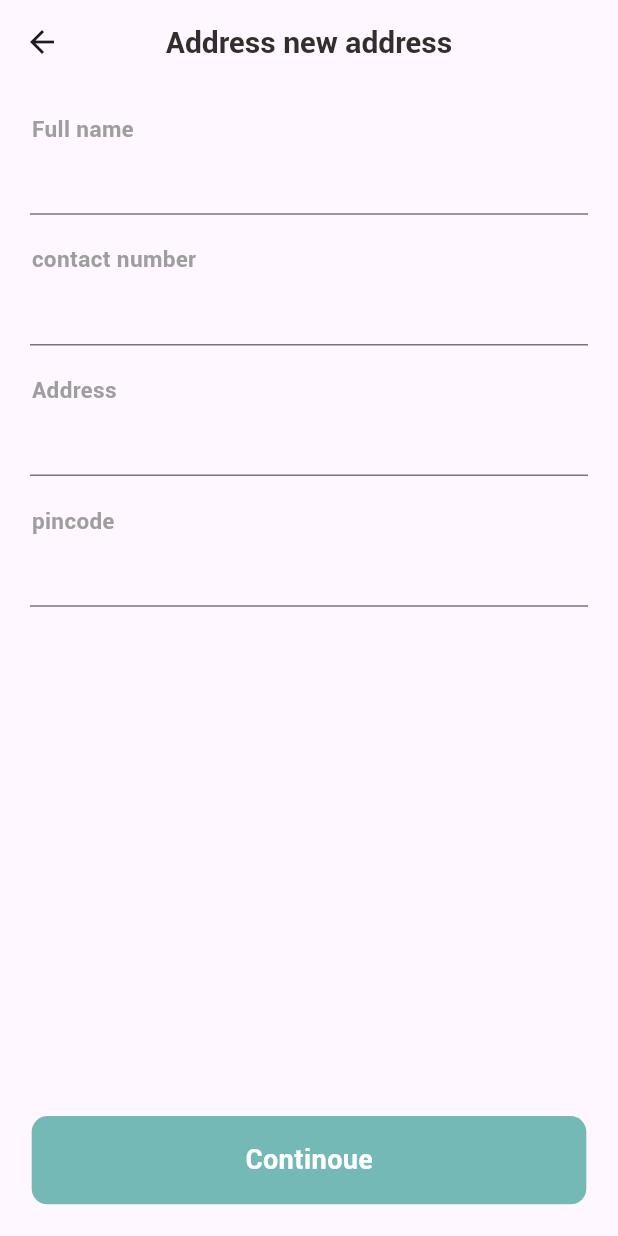
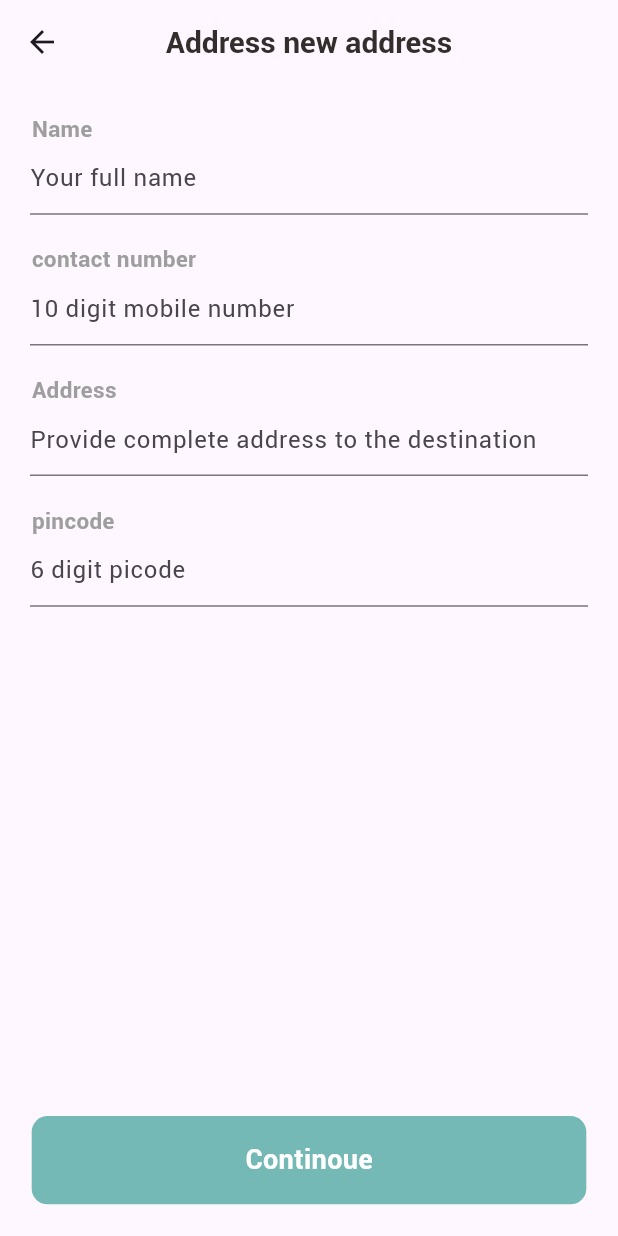
Before and after one commit to shadu-rz/Flavofleet, a Flutter app: the AddAddressPage screen opened directly, on a phone screen of 412 x 824 dp. Run offline on Flutter 3.47's test engine with Material 2 defaults, Android fonts, the phone set to English and light mode, and no system bars; our stand-ins replace cloud_firestore, firebase_auth, firebase_core, firebase_storage, get, google_sign_in and 1 more; missing offline and left inert: flutter_stripe; accounts and stored records are empty; network calls fail.

Commit message:
updated the hint text in add new address

```diff
--- a/lib/Pages/address/add_new_address_page.dart
+++ b/lib/Pages/address/add_new_address_page.dart
@@ -1,7 +1,6 @@
 import 'package:flavour_fleet_main/Pages/address/select_address.dart';
 import 'package:flavour_fleet_main/Widgets/Utils/colors.dart';
 import 'package:flavour_fleet_main/Widgets/big_text.dart';
-import 'package:flavour_fleet_main/Widgets/show_custom_snackbar.dart';
 import 'package:flavour_fleet_main/Widgets/small_text.dart';
 import 'package:flavour_fleet_main/firebase/firebase_methods.dart';
 import 'package:flavour_fleet_main/model/address_model.dart';
@@ -47,14 +46,17 @@ class _AddAddressPageState extends State<AddAddressPage> {
           Padding(
             padding: EdgeInsets.only(left: Dimensions.width20),
             child: SmallText(
-              text: 'Full name',
+              text: 'Name',
               size: 15,
               color: Colors.grey,
             ),
           ),
           Container(
             margin: const EdgeInsetsDirectional.symmetric(horizontal: 20),
-            child: TextField(
+            child: TextFormField(
+              decoration: const InputDecoration(
+                hintText: 'Your full name',
+              ),
               controller: nameController,
             ),
           ),
@@ -67,6 +69,9 @@ class _AddAddressPageState extends State<AddAddressPage> {
           Container(
             margin: const EdgeInsetsDirectional.symmetric(horizontal: 20),
             child: TextField(
+              decoration: const InputDecoration(
+                hintText: '10 digit mobile number',
+              ),
               controller: phoneController,
               keyboardType: TextInputType.number,
             ),
@@ -81,6 +86,9 @@ class _AddAddressPageState extends State<AddAddressPage> {
           Container(
             margin: const EdgeInsetsDirectional.symmetric(horizontal: 20),
             child: TextField(
+              decoration: const InputDecoration(
+                hintText: 'Provide complete address to the destination',
+              ),
               controller: addressController,
             ),
           ),
@@ -99,6 +107,9 @@ class _AddAddressPageState extends State<AddAddressPage> {
           Container(
             margin: const EdgeInsetsDirectional.symmetric(horizontal: 20),
             child: TextField(
+              decoration: const InputDecoration(
+                hintText: '6 digit picode',
+              ),
               controller: pincodeController,
               keyboardType: TextInputType.number,
             ),
```
